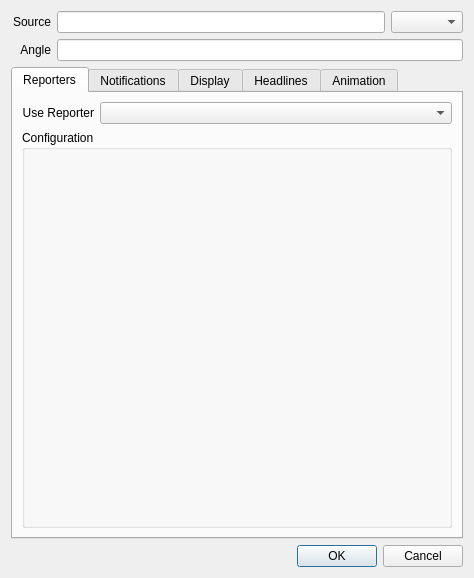
The window that addstorydialog.ui (b0bh00d/Newsroom) describes before a commit, drawn with Qt 5.
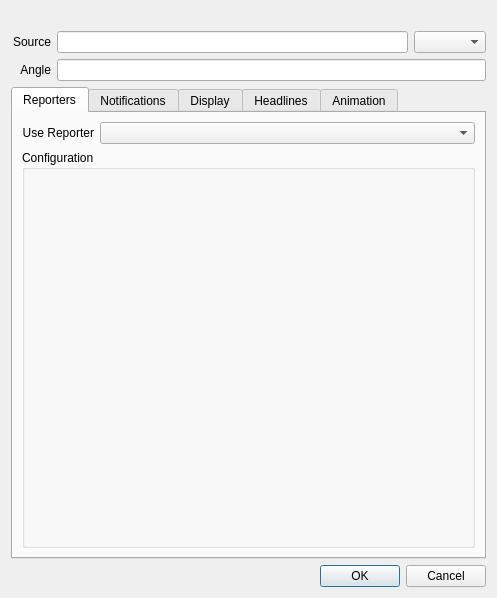
The same window after the commit. Icons and pictures are not drawn.

Commit message:
- Added banners to most application windows for a more polished look.
- Added the text '(possibly hung)' to the hung-build detection in TeamCity9 so
the user can assign a stylesheet for that condition (if desired).

```diff
--- a/addstorydialog.ui
+++ b/addstorydialog.ui
@@ -6,14 +6,36 @@
    <rect>
     <x>0</x>
     <y>0</y>
-    <width>474</width>
-    <height>551</height>
+    <width>497</width>
+    <height>596</height>
    </rect>
   </property>
+  <property name="sizePolicy">
+   <sizepolicy hsizetype="Ignored" vsizetype="Preferred">
+    <horstretch>0</horstretch>
+    <verstretch>0</verstretch>
+   </sizepolicy>
+  </property>
   <property name="windowTitle">
    <string>Dialog</string>
   </property>
   <layout class="QVBoxLayout" name="verticalLayout_11">
+   <item>
+    <widget class="QLabel" name="label_16">
+     <property name="sizePolicy">
+      <sizepolicy hsizetype="Ignored" vsizetype="Preferred">
+       <horstretch>0</horstretch>
+       <verstretch>0</verstretch>
+      </sizepolicy>
+     </property>
+     <property name="text">
+      <string/>
+     </property>
+     <property name="pixmap">
+      <pixmap resource="Newsroom.qrc">:/images/AddStoryBanner.png</pixmap>
+     </property>
+    </widget>
+   </item>
    <item>
     <layout class="QHBoxLayout" name="horizontalLayout_9">
      <item>
```
The commit also changes 7 other files.
